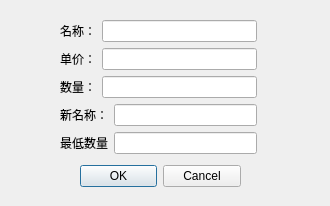
First picture: the form in FruitManager/DialogUpdate.ui, repository database-class-assistants/c-sFruitManager, before the edit.
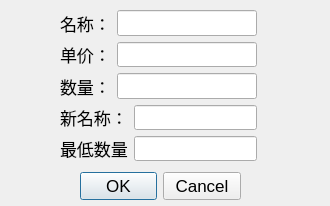
Second picture: the form after the edit.

What changed in the file:
```diff
--- a/FruitManager/DialogUpdate.ui
+++ b/FruitManager/DialogUpdate.ui
@@ -29,11 +29,16 @@
    <property name="geometry">
     <rect>
      <x>80</x>
-     <y>160</y>
+     <y>170</y>
      <width>161</width>
      <height>32</height>
     </rect>
    </property>
+   <property name="font">
+    <font>
+     <pointsize>13</pointsize>
+    </font>
+   </property>
    <property name="orientation">
     <enum>Qt::Horizontal</enum>
    </property>
@@ -45,9 +50,9 @@
    <property name="geometry">
     <rect>
      <x>60</x>
-     <y>20</y>
+     <y>10</y>
      <width>197</width>
-     <height>136</height>
+     <height>151</height>
     </rect>
    </property>
    <layout class="QVBoxLayout" name="verticalLayout">
@@ -55,13 +60,24 @@
      <layout class="QHBoxLayout" name="horizontalLayout_2">
       <item>
        <widget class="QLabel" name="label_2">
+        <property name="font">
+         <font>
+          <pointsize>13</pointsize>
+         </font>
+        </property>
         <property name="text">
          <string>名称：</string>
         </property>
        </widget>
       </item>
       <item>
-       <widget class="QLineEdit" name="le_name_old"/>
+       <widget class="QLineEdit" name="le_name_old">
+        <property name="font">
+         <font>
+          <pointsize>13</pointsize>
+         </font>
+        </property>
+       </widget>
       </item>
      </layout>
     </item>
@@ -69,13 +85,24 @@
      <layout class="QHBoxLayout" name="horizontalLayout_3">
       <item>
        <widget class="QLabel" name="label_3">
+        <property name="font">
+         <font>
+          <pointsize>13</pointsize>
+         </font>
+        </property>
         <property name="text">
          <string>单价：</string>
         </property>
        </widget>
       </item>
       <item>
-       <widget class="QLineEdit" name="le_price_new"/>
+       <widget class="QLineEdit" name="le_price_new">
+        <property name="font">
+         <font>
+          <pointsize>13</pointsize>
+         </font>
+        </property>
+       </widget>
       </item>
      </layout>
     </item>
@@ -83,13 +110,24 @@
      <layout class="QHBoxLayout" name="horizontalLayout_4">
       <item>
        <widget class="QLabel" name="label_4">
+        <property name="font">
+         <font>
+          <pointsize>13</pointsize>
+         </font>
+        </property>
         <property name="text">
          <string>数量：</string>
         </property>
        </widget>
       </item>
       <item>
-       <widget class="QLineEdit" name="le_num_new"/>
+       <widget class="QLineEdit" name="le_num_new">
+        <property name="font">
+         <font>
+          <pointsize>13</pointsize>
+         </font>
+        </property>
+       </widget>
       </item>
      </layout>
     </item>
@@ -97,13 +135,24 @@
      <layout class="QHBoxLayout" name="horizontalLayout">
       <item>
        <widget class="QLabel" name="label">
+        <property name="font">
+         <font>
+          <pointsize>13</pointsize>
+         </font>
+        </property>
         <property name="text">
          <string>新名称：</string>
         </property>
        </widget>
       </item>
       <item>
-       <widget class="QLineEdit" name="le_newname"/>
+       <widget class="QLineEdit" name="le_newname">
+        <property name="font">
+         <font>
+          <pointsize>13</pointsize>
+         </font>
+        </property>
+       </widget>
       </item>
      </layout>
     </item>
@@ -111,13 +160,24 @@
      <layout class="QHBoxLayout" name="horizontalLayout_5">
       <item>
        <widget class="QLabel" name="lb_limited">
+        <property name="font">
+         <font>
+          <pointsize>13</pointsize>
+         </font>
+        </property>
         <property name="text">
          <string>最低数量</string>
         </property>
        </widget>
       </item>
       <item>
-       <widget class="QLineEdit" name="le_limited"/>
+       <widget class="QLineEdit" name="le_limited">
+        <property name="font">
+         <font>
+          <pointsize>13</pointsize>
+         </font>
+        </property>
+       </widget>
       </item>
      </layout>
     </item>
```
